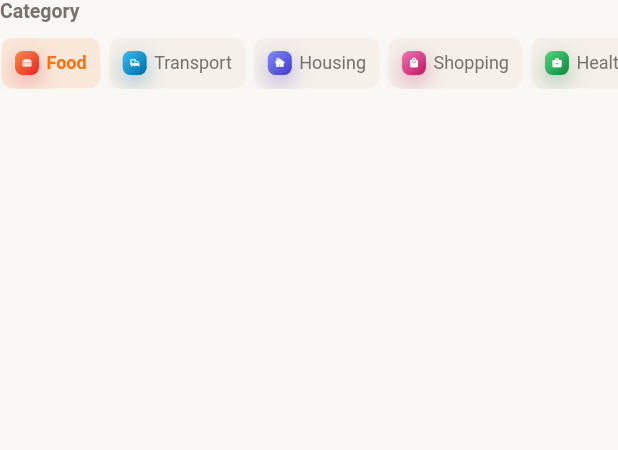
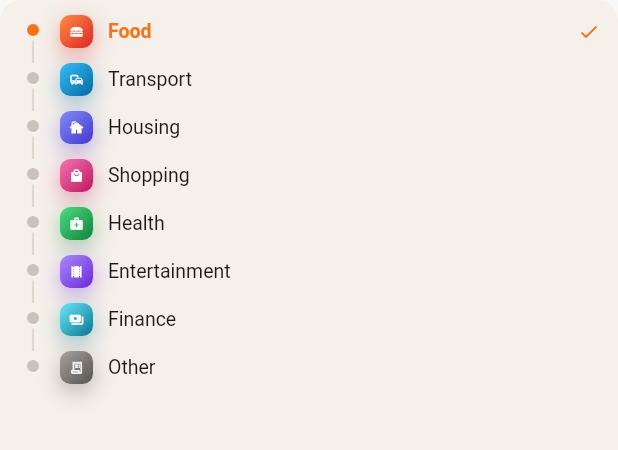
Before and after one commit to ramanakellampalli/smart-bill-buddy, a Flutter app: the _CategoryPicker widget shown alone on an empty page, opened directly with empty values, on a phone screen of 412 x 824 dp. Shown: the top 450 px of the screen. Run offline on Flutter 3.47's test engine with Material 3 defaults, Android fonts, the phone set to English and light mode, and no system bars; our stand-ins replace cached_network_image, cloud_firestore, firebase_auth, firebase_core, firebase_storage, flutter_local_notifications and 10 more; accounts and stored records are empty; generated files the repository leaves out were written again.

Commit message:
feat: replace category chips with timeline-style list matching dues design

```diff
--- a/lib/presentation/widgets/add_expense_sheet.dart
+++ b/lib/presentation/widgets/add_expense_sheet.dart
@@ -278,58 +278,81 @@ class _CategoryPicker extends StatelessWidget {
 
   @override
   Widget build(BuildContext context) {
-    return Column(
+    final cats = ExpenseCategory.values;
+    return Container(
+      padding: const EdgeInsets.fromLTRB(12, 10, 12, 10),
+      decoration: BoxDecoration(
+        color: const Color(0xFFF5F0EA),
+        borderRadius: BorderRadius.circular(14),
+      ),
+      child: Column(
+        children: cats.asMap().entries.map((entry) {
+          final i = entry.key;
+          final cat = entry.value;
+          final isSel = cat == selected;
+          final isLast = i == cats.length - 1;
+
+          return IntrinsicHeight(
+            child: Row(
               crossAxisAlignment: CrossAxisAlignment.start,
               children: [
-        const Text(
-          'Category',
-          style: TextStyle(
-            fontSize: 13,
-            fontWeight: FontWeight.w600,
-            color: _textSecondary,
+                SizedBox(
+                  width: 20,
+                  child: Column(
+                    children: [
+                      Container(
+                        width: 8,
+                        height: 8,
+                        margin: const EdgeInsets.only(top: 6),
+                        decoration: BoxDecoration(
+                          color: isSel ? _primary : const Color(0xFFC8C3BB),
+                          shape: BoxShape.circle,
                         ),
                       ),
-        const SizedBox(height: 10),
-        SizedBox(
-          height: 34,
-          child: ListView.separated(
-            scrollDirection: Axis.horizontal,
-            padding: const EdgeInsets.symmetric(horizontal: 1),
-            itemCount: ExpenseCategory.values.length,
-            separatorBuilder: (_, __) => const SizedBox(width: 6),
-            itemBuilder: (_, i) {
-              final cat = ExpenseCategory.values[i];
-              final isSel = cat == selected;
-              return GestureDetector(
-                onTap: () => onChanged(cat),
-                child: AnimatedContainer(
-                  duration: const Duration(milliseconds: 150),
-                  padding: const EdgeInsets.symmetric(horizontal: 9, vertical: 5),
-                  decoration: BoxDecoration(
-                    color: isSel ? _primary.withOpacity(0.12) : const Color(0xFFF5F0EA),
-                    borderRadius: BorderRadius.circular(8),
-                  ),
-                  child: Row(
-                    mainAxisSize: MainAxisSize.min,
-                    children: [
-                      CategoryLogo(category: cat.value, size: 16),
-                      const SizedBox(width: 5),
-                      Text(
-                        cat.label,
-                        style: TextStyle(
-                          fontSize: 12,
-                          fontWeight: isSel ? FontWeight.w600 : FontWeight.w400,
-                          color: isSel ? _primary : _textSecondary,
+                      if (!isLast)
+                        Expanded(
+                          child: Container(
+                            width: 1.5,
+                            margin: const EdgeInsets.only(top: 3),
+                            color: const Color(0xFFDDD8D0),
                           ),
                         ),
                     ],
                   ),
                 ),
-              );
-            },
+                const SizedBox(width: 8),
+                Expanded(
+                  child: GestureDetector(
+                    behavior: HitTestBehavior.opaque,
+                    onTap: () => onChanged(cat),
+                    child: Padding(
+                      padding: EdgeInsets.only(bottom: isLast ? 0 : 10),
+                      child: Row(
+                        children: [
+                          CategoryLogo(category: cat.value, size: 22),
+                          const SizedBox(width: 10),
+                          Expanded(
+                            child: Text(
+                              cat.label,
+                              style: TextStyle(
+                                fontSize: 13,
+                                fontWeight: isSel ? FontWeight.w600 : FontWeight.w400,
+                                color: isSel ? _primary : _textPrimary,
+                              ),
+                            ),
+                          ),
+                          if (isSel)
+                            const Icon(Icons.check_rounded, size: 15, color: _primary),
+                        ],
+                      ),
+                    ),
                   ),
                 ),
               ],
+            ),
+          );
+        }).toList(),
+      ),
     );
   }
 }
```
Lines whose indentation alone changed are shown as unchanged.
